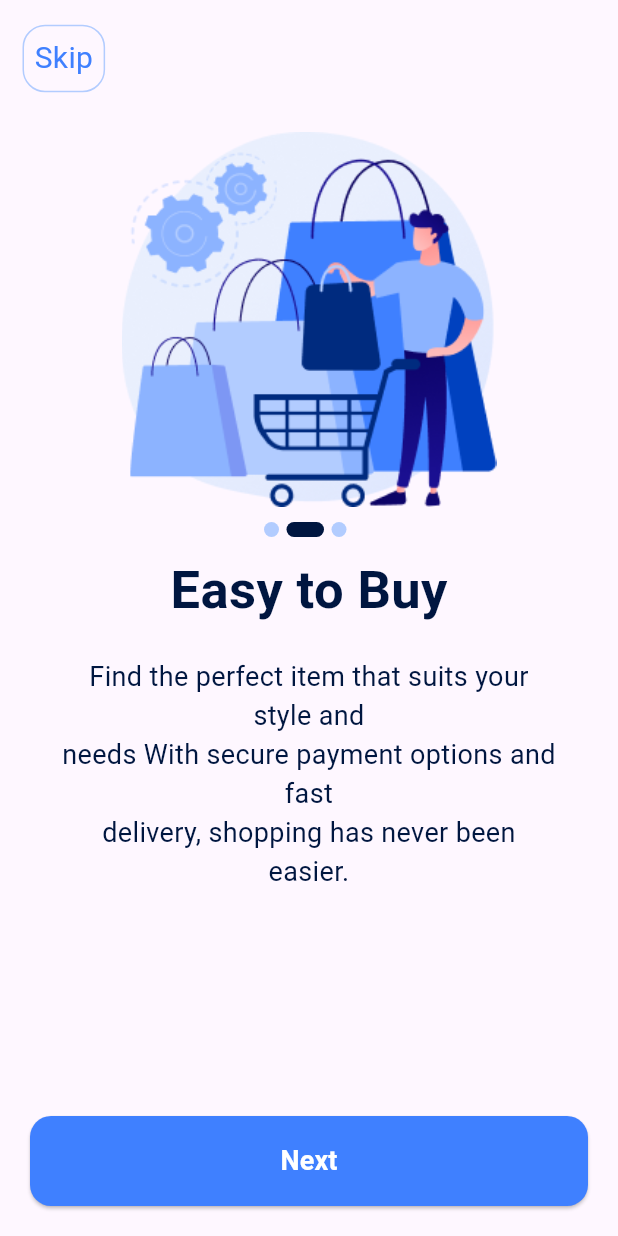
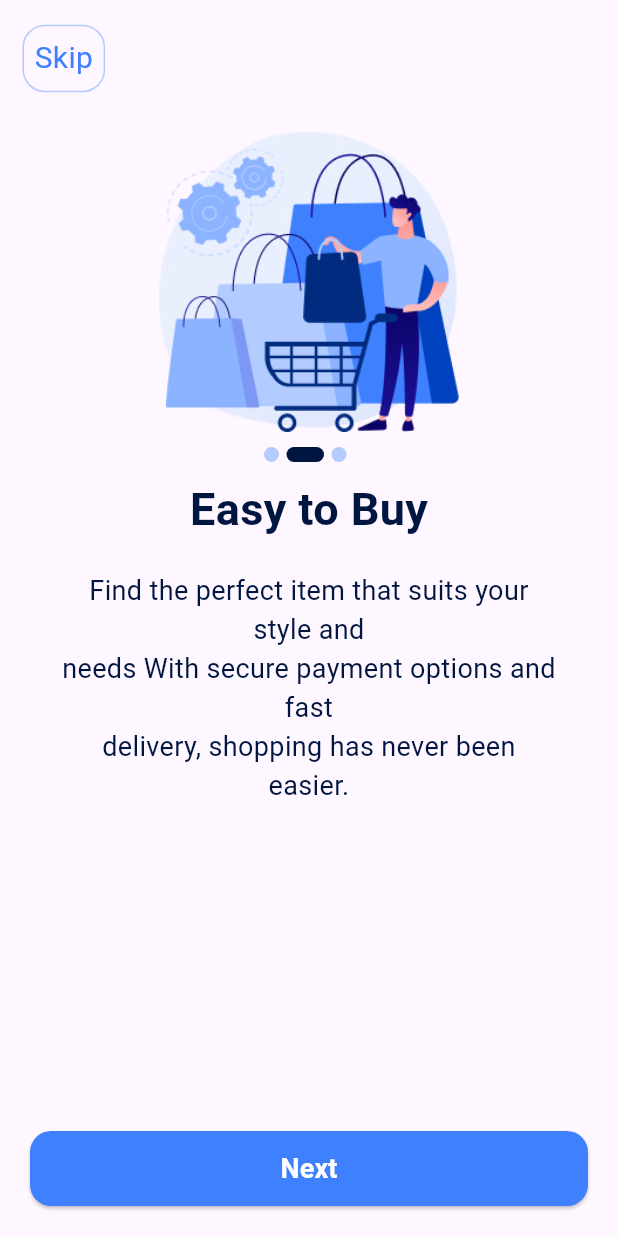
Before and after one commit to Nadaali18/Marketi, a Flutter app: the screen it shows after launch, swiped to page 2, on a phone screen of 412 x 824 dp. Run offline on Flutter 3.47's test engine with Material 3 defaults, Android fonts, the phone set to English and light mode, and no system bars; our stand-ins replace go_router; missing offline and left inert: social_media_buttons.

```diff
--- a/lib/core/helpers/colors.dart
+++ b/lib/core/helpers/colors.dart
@@ -3,3 +3,4 @@ import 'package:flutter/material.dart';
 final Color primaryColor = Color(0xFF001640);
 final Color secondColor = Color(0xFF3F80FF);
 final Color dotColor = Color(0xFFB2CCFF);
+final Color hintTextColor =Color(0xFF929BAB);
--- a/lib/core/helpers/routes.dart
+++ b/lib/core/helpers/routes.dart
@@ -1,12 +1,16 @@
 import 'package:go_router/go_router.dart';
-import 'package:marketi/features/login.dart';
+import 'package:marketi/features/login/views/login_screen.dart';
 import 'package:marketi/features/onboarding/views/onboarding_screen.dart';
+import 'package:marketi/features/signUp/views/signup.dart';
 import 'package:marketi/features/splash/splash_screen.dart';
 
 class Routes {
   static const String splash = '/';
   static const String onboarding = '/onboarding';
   static const String login = '/login';
+  static const String home = '/home';
+  static const String signUp = '/signUp';
+
   static final routes = GoRouter(
     routes: [
       GoRoute(
@@ -21,6 +25,10 @@ class Routes {
         path: login,
         builder: (context, state) => const Login(),
       ),
+      GoRoute(
+        path: signUp,
+        builder: (context, state) => const Signup(),
+      ),
     ],
   );
 }
--- a/lib/core/widgets/custom_elevated_button.dart
+++ b/lib/core/widgets/custom_elevated_button.dart
@@ -5,13 +5,13 @@ import 'package:marketi/core/widgets/custom_text.dart';
 class CustomElevatedButton extends StatelessWidget {
   const CustomElevatedButton({
     super.key,
-    required this.currentIndex,
-    required this.controller,
+     this.currentIndex,
+     this.controller,
     required this.text,
     required this.function,
   });
 
-  final int currentIndex;
+  final int? currentIndex;
   final PageController? controller;
   final String text;
   final Function() function;
@@ -22,7 +22,7 @@ class CustomElevatedButton extends StatelessWidget {
       padding: const EdgeInsets.all(20),
       child: SizedBox(
         width: double.infinity,
-        height: 60,
+        height: 50,
         child: ElevatedButton(
          onPressed: function,
          style: ElevatedButton.styleFrom(
--- a/lib/core/widgets/custom_icon_button.dart
+++ b/lib/core/widgets/custom_icon_button.dart
@@ -8,25 +8,29 @@ import 'package:marketi/core/widgets/custom_text.dart';
 class CustomIconButton extends StatelessWidget {
   const CustomIconButton({
     super.key,
+    this.icon,
+    this.text,
+    this.image,
+    required this.value
   });
-
+final String? text;
+final Widget? icon;
+final String? image;
+final double value;
   @override
   Widget build(BuildContext context) {
-    return Padding(
-      padding: const EdgeInsets.all(15),
-      child: IconButton.outlined(
+    return IconButton.outlined(
       onPressed: (){
         context.go(Routes.login);
       },
-        icon: CustomText('Skip',color: secondColor,fontSize: 20,),
+      icon: text!= null ? CustomText(text,color: secondColor,fontSize: 20,) : icon!,
       style: ButtonStyle(
         shape: WidgetStateProperty.all(RoundedRectangleBorder(
-          borderRadius: BorderRadius.circular(15),
+        borderRadius: BorderRadius.circular(value),
         )),
         side: WidgetStateProperty.all(BorderSide(
         color: dotColor.withValues(alpha: 178),
         )),),
-      ),
     );
   }
 }
--- a/lib/features/login.dart
+++ b/lib/features/login/views/login_screen.dart
@@ -1,10 +1,13 @@
 import 'package:flutter/material.dart';
+import 'package:marketi/features/login/widgets/login_body.dart';
 
 class Login extends StatelessWidget {
   const Login({super.key});
 
   @override
   Widget build(BuildContext context) {
-    return Scaffold();
+    return Scaffold(
+      body: LoginBody(),
+    );
   }
 }
--- a/lib/features/onboarding/views/onboarding_screen.dart
+++ b/lib/features/onboarding/views/onboarding_screen.dart
@@ -33,7 +33,10 @@ class _OnboardingScreenState extends State<OnboardingScreen> {
       body: Column(
         crossAxisAlignment: CrossAxisAlignment.start,
         children: [
-          CustomIconButton(),
+          Padding(
+            padding: const EdgeInsets.all(15),
+            child: CustomIconButton(text: 'Skip',value: 15,),
+          ),
           Expanded(
             child: PageView.builder(
                  controller: controller,
@@ -46,7 +49,10 @@ class _OnboardingScreenState extends State<OnboardingScreen> {
                  itemBuilder: (context, index) => onboardingContent(currentIndex)[index],
             ),
             ),
-            CustomElevatedButton(
+
+        ],
+      ),
+      bottomNavigationBar: CustomElevatedButton(
                 text:  currentIndex == onboardingContent(currentIndex).length - 1 ? 'Get Start' : 'Next',
                 function: (){
                   if (currentIndex == onboardingContent(currentIndex).length - 1) {
@@ -57,8 +63,6 @@ class _OnboardingScreenState extends State<OnboardingScreen> {
                     curve: Curves.easeIn,
                 );
               },currentIndex: currentIndex, controller: controller),
-        ],
-      ),
     );
   }
 }
--- a/lib/features/onboarding/widgets/on_boarding_body.dart
+++ b/lib/features/onboarding/widgets/on_boarding_body.dart
@@ -18,7 +18,7 @@ final int currentIndex;
               children: [
                 Image.asset(
                   image,
-                  height: 250,
+                  height: 200,
                 ),
                 SizedBox(height: 10,),
                 Row(
@@ -31,7 +31,7 @@ final int currentIndex;
                 SizedBox(height: 10,),
                 CustomText(
                   title,
-                  fontSize: 35,
+                  fontSize: 30,
                   fontWeight: FontWeight.bold,
                   color: primaryColor,
                 ),
```
Also changed, not shown: lib/core/widgets/custom_column.dart (added, +33 -0 lines), lib/core/widgets/custom_roww.dart (added, +22 -0 lines), lib/core/widgets/custom_text_form_field.dart (added, +52 -0 lines), lib/features/login/widgets/custom_row.dart (added, +43 -0 lines), lib/features/login/widgets/login_body.dart (added, +41 -0 lines), lib/features/signUp/views/signup.dart (added, +12 -0 lines), pubspec.yaml (+4 -10 lines), pubspec.lock, 5 other files. Lines whose indentation alone changed are shown as unchanged.
